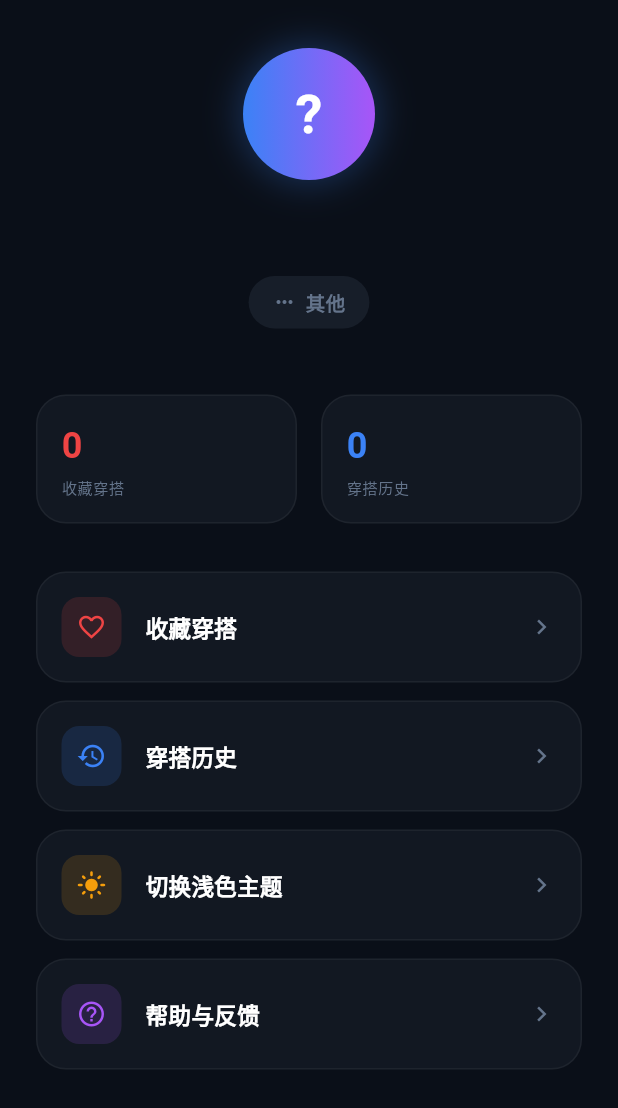
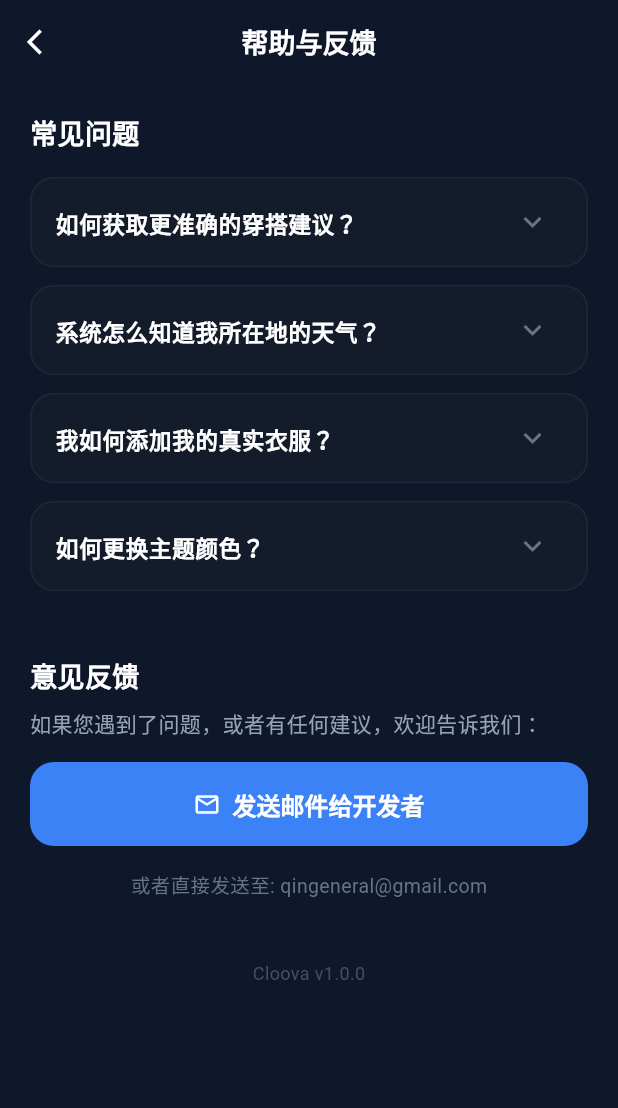
Before and after one commit to QinGeneral/WhatToWearFlutter, a Flutter app: the ProfilePage screen opened directly, after a tap on "帮助与反馈", on a phone screen of 412 x 824 dp. Shown: the top 1108 px of the screen. Run offline on Flutter 3.47's test engine with Material 3 defaults, Android fonts, the phone set to English and light mode, and no system bars; our stand-ins replace flutter_svg, geocoding, geolocator, google_generative_ai, image_picker, screenshot and 2 more; accounts and stored records are empty.

Commit message:
feat: Implement Help & Feedback page, integrate url_launcher, and adjust text decoration in custom outfit page.

```diff
--- a/lib/pages/custom_outfit_page.dart
+++ b/lib/pages/custom_outfit_page.dart
@@ -574,6 +574,7 @@ class _CustomOutfitPageState extends State<CustomOutfitPage> {
                           color: AppTheme.primaryBlue,
                           fontWeight: FontWeight.w500,
                           fontSize: 15,
+                          decoration: TextDecoration.none,
                         ),
                       ),
                     ],
--- /dev/null
+++ b/lib/pages/help_feedback_page.dart
@@ -0,0 +1,206 @@
+import 'package:flutter/material.dart';
+import '../theme/app_theme.dart';
+import 'package:url_launcher/url_launcher.dart';
+
+class HelpFeedbackPage extends StatefulWidget {
+  const HelpFeedbackPage({super.key});
+
+  @override
+  State<HelpFeedbackPage> createState() => _HelpFeedbackPageState();
+}
+
+class _HelpFeedbackPageState extends State<HelpFeedbackPage> {
+  final List<Map<String, String>> _faqs = [
+    {
+      'q': '如何获取更准确的穿搭建议？',
+      'a': '您可以完善个人资料中的身份偏好，并在定制穿搭时提供详细的日期、地点、活动等信息，AI会根据这些条件为您生成更精准的方案。',
+    },
+    {'q': '系统怎么知道我所在地的天气？', 'a': '在首页，APP会自动获取您的地理位置并查询实时天气情况。请确保您已授予应用定位权限。'},
+    {
+      'q': '我如何添加我的真实衣服？',
+      'a': '功能正在开发中：未来您将可以通过拍照上传自己的衣物，实现真正的虚拟试衣和基于您衣橱的个性化推荐，敬请期待！',
+    },
+    {'q': '如何更换主题颜色？', 'a': '在“我的”页面中，点击“切换深色/浅色主题”即可自由切换显示模式。'},
+  ];
+
+  Future<void> _launchEmail() async {
+    const email = 'qingeneral@gmail.com';
+    final Uri emailLaunchUri = Uri(
+      scheme: 'mailto',
+      path: email,
+      query: _encodeQueryParameters(<String, String>{
+        'subject': 'Cloova App Feedback',
+      }),
+    );
+
+    try {
+      if (!await launchUrl(emailLaunchUri)) {
+        if (mounted) {
+          ScaffoldMessenger.of(context).showSnackBar(
+            SnackBar(
+              content: const Text('无法打开邮件应用，请直接发送邮件至 $email'),
+              backgroundColor: AppTheme.errorRed,
+            ),
+          );
+        }
+      }
+    } catch (e) {
+      if (mounted) {
+        ScaffoldMessenger.of(context).showSnackBar(
+          SnackBar(
+            content: const Text('无法打开邮件应用，请直接发送邮件至 $email'),
+            backgroundColor: AppTheme.errorRed,
+          ),
+        );
+      }
+    }
+  }
+
+  String? _encodeQueryParameters(Map<String, String> params) {
+    return params.entries
+        .map(
+          (MapEntry<String, String> e) =>
+              '${Uri.encodeComponent(e.key)}=${Uri.encodeComponent(e.value)}',
+        )
+        .join('&');
+  }
+
+  @override
+  Widget build(BuildContext context) {
+    return Scaffold(
+      backgroundColor: context.bgPrimary,
+      appBar: AppBar(
+        title: Text(
+          '帮助与反馈',
+          style: TextStyle(
+            color: context.textPrimary,
+            fontWeight: FontWeight.bold,
+          ),
+        ),
+        backgroundColor: Colors.transparent,
+        elevation: 0,
+        leading: IconButton(
+          icon: Icon(
+            Icons.arrow_back_ios,
+            color: context.textPrimary,
+            size: 20,
+          ),
+          onPressed: () => Navigator.of(context).pop(),
+        ),
+        centerTitle: true,
+      ),
+      body: SingleChildScrollView(
+        padding: const EdgeInsets.all(20),
+        child: Column(
+          crossAxisAlignment: CrossAxisAlignment.start,
+          children: [
+            // FAQ Section
+            Text(
+              '常见问题',
+              style: TextStyle(
+                fontSize: 18,
+                fontWeight: FontWeight.bold,
+                color: context.textPrimary,
+              ),
+            ),
+            const SizedBox(height: 16),
+            ..._faqs.map((faq) => _buildFaqItem(faq['q']!, faq['a']!)),
+
+            const SizedBox(height: 32),
+
+            // Feedback Section
+            Text(
+              '意见反馈',
+              style: TextStyle(
+                fontSize: 18,
+                fontWeight: FontWeight.bold,
+                color: context.textPrimary,
+              ),
+            ),
+            const SizedBox(height: 8),
+            Text(
+              '如果您遇到了问题，或者有任何建议，欢迎告诉我们：',
+              style: TextStyle(fontSize: 14, color: context.textSecondary),
+            ),
+            const SizedBox(height: 16),
+            SizedBox(
+              width: double.infinity,
+              child: ElevatedButton.icon(
+                onPressed: _launchEmail,
+                icon: const Icon(Icons.email_outlined, color: Colors.white),
+                label: const Text(
+                  '发送邮件给开发者',
+                  style: TextStyle(fontSize: 16, fontWeight: FontWeight.bold),
+                ),
+                style: ElevatedButton.styleFrom(
+                  backgroundColor: AppTheme.primaryBlue,
+                  foregroundColor: Colors.white,
+                  padding: const EdgeInsets.symmetric(vertical: 16),
+                  shape: RoundedRectangleBorder(
+                    borderRadius: BorderRadius.circular(16),
+                  ),
+                  elevation: 0,
+                ),
+              ),
+            ),
+            const SizedBox(height: 16),
+            Center(
+              child: Text(
+                '或者直接发送至: qingeneral@gmail.com',
+                style: TextStyle(color: context.textTertiary, fontSize: 13),
+              ),
+            ),
+            const SizedBox(height: 40),
+            Center(
+              child: Text(
+                'Cloova v1.0.0',
+                style: TextStyle(
+                  color: context.textTertiary.withValues(alpha: 0.6),
+                  fontSize: 12,
+                ),
+              ),
+            ),
+          ],
+        ),
+      ),
+    );
+  }
+
+  Widget _buildFaqItem(String question, String answer) {
+    return Container(
+      margin: const EdgeInsets.only(bottom: 12),
+      decoration: BoxDecoration(
+        color: context.cardColor.withValues(alpha: 0.5),
+        borderRadius: BorderRadius.circular(16),
+        border: Border.all(color: context.borderColor),
+      ),
+      child: Theme(
+        data: Theme.of(context).copyWith(dividerColor: Colors.transparent),
+        child: ExpansionTile(
+          iconColor: AppTheme.primaryBlue,
+          collapsedIconColor: context.textTertiary,
+          title: Text(
+            question,
+            style: TextStyle(
+              fontSize: 15,
+              fontWeight: FontWeight.w600,
+              color: context.textPrimary,
+            ),
+          ),
+          childrenPadding: const EdgeInsets.fromLTRB(16, 0, 16, 16),
+          expandedCrossAxisAlignment: CrossAxisAlignment.start,
+          children: [
+            Text(
+              answer,
+              style: TextStyle(
+                fontSize: 14,
+                color: context.textSecondary,
+                height: 1.5,
+              ),
+            ),
+          ],
+        ),
+      ),
+    );
+  }
+}
--- a/lib/pages/profile_page.dart
+++ b/lib/pages/profile_page.dart
@@ -9,6 +9,7 @@ import 'favorite_outfits_page.dart';
 import 'developer_page.dart';
 import 'history_page.dart';
 import 'onboarding_page.dart';
+import 'help_feedback_page.dart';
 
 class ProfilePage extends StatelessWidget {
   const ProfilePage({super.key});
@@ -191,7 +192,11 @@ class ProfilePage extends StatelessWidget {
                           icon: Icons.help_outline,
                           label: '帮助与反馈',
                           color: AppTheme.accentPurple,
-                          onTap: () {},
+                          onTap: () => Navigator.of(context).push(
+                            MaterialPageRoute(
+                              builder: (_) => const HelpFeedbackPage(),
+                            ),
+                          ),
                         ),
                         if (kDebugMode) ...[
                           const SizedBox(height: 12),
--- a/pubspec.yaml
+++ b/pubspec.yaml
@@ -23,6 +23,7 @@ dependencies:
   share_plus: ^12.0.1
   screenshot: ^3.0.0
   flutter_svg: ^2.2.3
+  url_launcher: ^6.3.2
 
 dev_dependencies:
   flutter_test:
```
Also changed, not shown: pubspec.lock.
